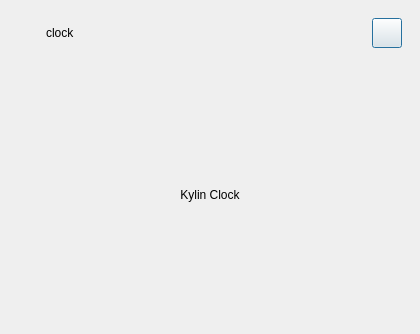
Old version of the form src/plugins/ukui-clock/about.ui in the repository ukui/ukui-sidebar.
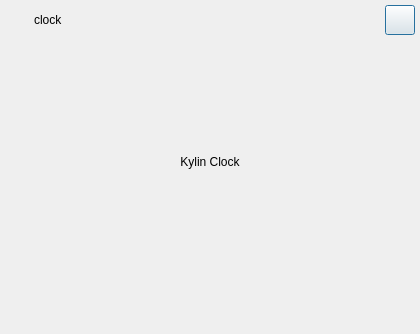
New version of the form.

Diff of the .ui file:
```diff
--- a/src/plugins/ukui-clock/about.ui
+++ b/src/plugins/ukui-clock/about.ui
@@ -31,34 +31,21 @@
    </property>
    <item>
     <layout class="QHBoxLayout" name="horizontalLayout">
+     <property name="spacing">
+      <number>0</number>
+     </property>
+     <property name="leftMargin">
+      <number>5</number>
+     </property>
      <property name="topMargin">
-      <number>18</number>
+      <number>5</number>
      </property>
      <property name="rightMargin">
-      <number>18</number>
+      <number>5</number>
      </property>
      <property name="bottomMargin">
-      <number>28</number>
+      <number>8</number>
      </property>
-     <item>
-      <widget class="QLabel" name="label">
-       <property name="minimumSize">
-        <size>
-         <width>22</width>
-         <height>18</height>
-        </size>
-       </property>
-       <property name="maximumSize">
-        <size>
-         <width>22</width>
-         <height>18</height>
-        </size>
-       </property>
-       <property name="text">
-        <string/>
-       </property>
-      </widget>
-     </item>
      <item>
       <widget class="QLabel" name="titleIcon">
        <property name="minimumSize">
@@ -78,6 +65,22 @@
        </property>
       </widget>
      </item>
+     <item>
+      <spacer name="horizontalSpacer_2">
+       <property name="orientation">
+        <enum>Qt::Horizontal</enum>
+       </property>
+       <property name="sizeType">
+        <enum>QSizePolicy::Fixed</enum>
+       </property>
+       <property name="sizeHint" stdset="0">
+        <size>
+         <width>5</width>
+         <height>20</height>
+        </size>
+       </property>
+      </spacer>
+     </item>
      <item>
       <widget class="QLabel" name="titlename">
        <property name="text">
```
